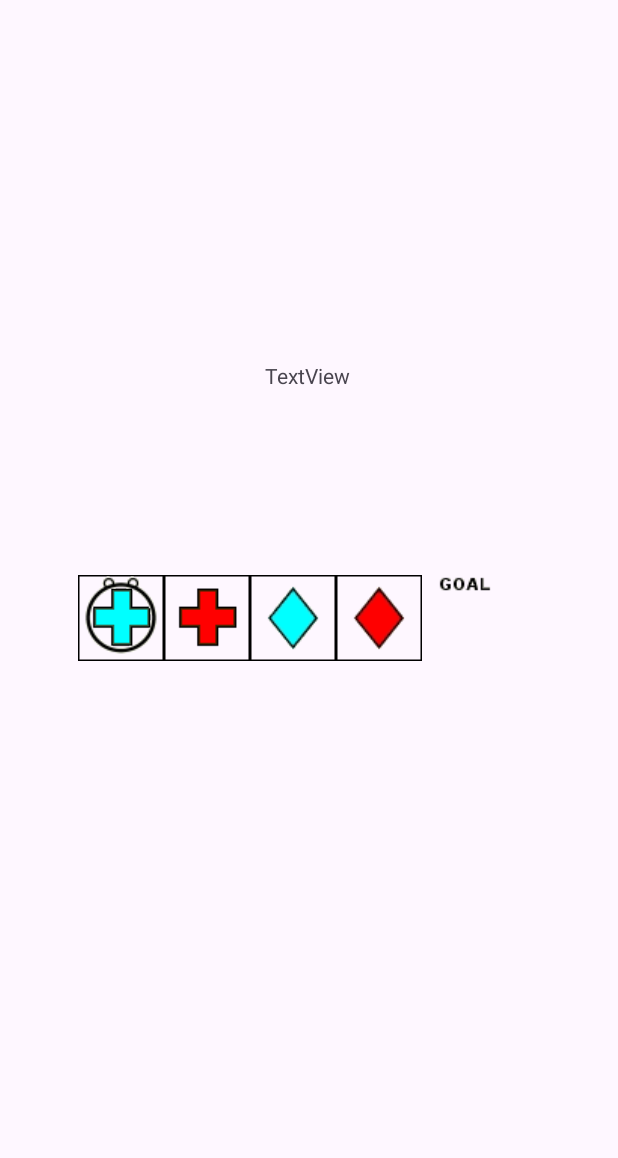
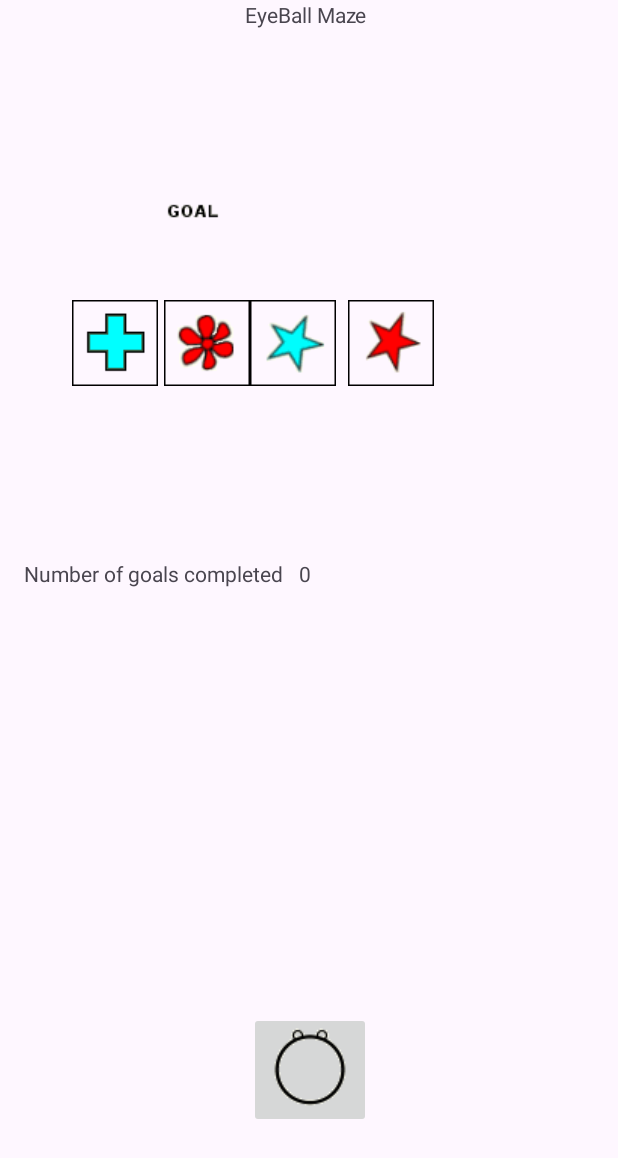
Before and after one commit to KeaganErasmus/BCDEJava, an Android app: the screen it shows after launch (MainActivity), on a phone screen of 412 x 824 dp. Shown: the top 1158 px of the screen. Run offline under Robolectric (Android 15) with nearby library versions, the phone set to English and light mode, and no system bars.

Commit message:
working on ass3

```diff
--- a/Ass3/app/src/main/java/com/example/eyeball/MainActivity.java
+++ b/Ass3/app/src/main/java/com/example/eyeball/MainActivity.java
@@ -2,18 +2,111 @@ package com.example.eyeball;
 
 import androidx.appcompat.app.AppCompatActivity;
 
+import android.graphics.Bitmap;
+import android.graphics.BitmapFactory;
+import android.graphics.Canvas;
 import android.os.Bundle;
 import android.view.View;
+import android.widget.ImageButton;
 import android.widget.ImageView;
+import android.widget.TextView;
 import android.widget.Toast;
 
+import java.util.Arrays;
+import java.util.HashSet;
+import java.util.Set;
+
 public class MainActivity extends AppCompatActivity {
+
+    final Maze maze = new Maze();
+    final ImageView[] imageViews = new ImageView[5];
+    final int[] imageSrcs = new int[5];
+
+//    Goal
+    public int goal = 0;
+
     @Override
     protected void onCreate(Bundle savedInstanceState) {
         super.onCreate(savedInstanceState);
         setContentView(R.layout.activity_main);
+
+        imageViews[0] = findViewById(R.id.imageView1);
+        imageViews[1] = findViewById(R.id.imageView2);
+        imageViews[2] = findViewById(R.id.imageView3);
+        imageViews[3] = findViewById(R.id.imageView4);
+        imageViews[4] = findViewById(R.id.imageView5);
+
+        imageSrcs[0] = R.drawable.b_cross;
+        imageSrcs[1] = R.drawable.r_flower;
+        imageSrcs[2] = R.drawable.b_star;
+        imageSrcs[3] = R.drawable.r_star;
+        imageSrcs[4] = R.drawable.goal;
     }
-    public void move(View view){
-        Toast.makeText(this, "Goal", Toast.LENGTH_SHORT).show();
+
+    private void setPlayerInMaze(int location){
+        Bitmap image1 = BitmapFactory.decodeResource(getResources(), imageSrcs[location]);
+        Bitmap image2 = BitmapFactory.decodeResource(getResources(), R.drawable.eyes_up);
+        Bitmap mergedImages = createSingleImageFromMultipleImages(image1, image2);
+        imageViews[location].setImageBitmap(mergedImages);
+    }
+    public void onClickToStart(View view) {
+        ImageButton imageButton = (ImageButton) view;
+        imageButton.setImageResource(android.R.color.transparent);
+
+        int currentLocationPlayer = maze.getPlayerPos();
+        setPlayerInMaze(currentLocationPlayer);
+    }
+
+    private int getLocationImageView(ImageView imageView) {
+        String name = getResources().getResourceEntryName(imageView.getId());
+        name = name.replace("imageView", "");
+        return Integer.parseInt(name) - 1;
+    }
+
+    public void onClickToMove(View view) {
+        ImageView nextImageView = (ImageView) view;
+
+        if (!isMoveable(maze.getPlayerPos(), getLocationImageView(nextImageView)))
+            return;
+
+        imageViews[maze.getPlayerPos()].setImageBitmap(BitmapFactory.decodeResource(getResources(), imageSrcs[maze.getPlayerPos()]));
+        maze.setPlayerPos(getLocationImageView(nextImageView));
+
+        int currentLocationPlayer = maze.getPlayerPos();
+        setPlayerInMaze(currentLocationPlayer);
+
+        if(currentLocationPlayer == 4){
+            addGoal();
+            setGoalCount();
+            Toast.makeText(this, "You Win!", Toast.LENGTH_SHORT).show();
+        }
+    }
+
+    private Bitmap createSingleImageFromMultipleImages(Bitmap firstImage, Bitmap secondImage) {
+        Bitmap result = Bitmap.createBitmap(secondImage.getWidth(), secondImage.getHeight(), secondImage.getConfig());
+        Canvas canvas = new Canvas(result);
+        canvas.drawBitmap(firstImage, 10f, 10f, null);
+        canvas.drawBitmap(secondImage, 10, 10, null);
+        return result;
+    }
+
+    private boolean isMoveable(int currentLocationPlayer, int destination) {
+        Set<String> current = new HashSet<>(Arrays.asList(maze.getMaze()[currentLocationPlayer].split("")));
+        Set<String> des = new HashSet<>(Arrays.asList(maze.getMaze()[destination].split("")));
+        current.remove("");
+        des.remove("");
+
+        current.retainAll(des);
+
+        return !current.isEmpty();
+    }
+
+    private void addGoal(){
+        goal += 1;
+    }
+
+    private void setGoalCount(){
+        TextView text=(TextView)findViewById(R.id.goalCount);
+        text.setText(String.valueOf(goal));
     }
 }
--- /dev/null
+++ b/Ass3/app/src/main/java/com/example/eyeball/Maze.java
@@ -0,0 +1,30 @@
+package com.example.eyeball;
+
+public class Maze {
+    private String[] maze;
+    private int playerPos;
+
+    public Maze() {
+        maze = new String[5];
+        maze[0] = "a1";
+        maze[1] = "b3";
+        maze[2] = "a2";
+        maze[3] = "b2";
+        maze[4] = "c3";
+
+        playerPos = 0;
+    }
+
+    public int getPlayerPos() {
+        return this.playerPos;
+    }
+
+    public void setPlayerPos(int playerPos) {
+        this.playerPos = playerPos;
+    }
+
+    public String[] getMaze() {
+        return this.maze;
+    }
+
+}
--- a/Ass3/app/src/main/res/layout/activity_main.xml
+++ b/Ass3/app/src/main/res/layout/activity_main.xml
@@ -4,76 +4,122 @@
     xmlns:tools="http://schemas.android.com/tools"
     android:layout_width="match_parent"
     android:layout_height="match_parent"
-    tools:context=".MainActivity">
+    tools:context=".MainActivity"
+    tools:layout_editor_absoluteX="0dp"
+    tools:layout_editor_absoluteY="-161dp">
 
     <TextView
         android:id="@+id/textView"
         android:layout_width="wrap_content"
         android:layout_height="wrap_content"
-        android:text="@string/textview"
+        android:text="@string/app_name"
         app:layout_constraintBottom_toBottomOf="parent"
         app:layout_constraintEnd_toEndOf="parent"
-        app:layout_constraintHorizontal_bias="0.498"
+        app:layout_constraintHorizontal_bias="0.493"
         app:layout_constraintStart_toStartOf="parent"
         app:layout_constraintTop_toTopOf="parent"
-        app:layout_constraintVertical_bias="0.299"
+        app:layout_constraintVertical_bias="0.0"
         tools:text="Eyeball Maze" />
 
     <ImageView
-        android:id="@+id/imageView"
+        android:id="@+id/imageView1"
         android:layout_width="wrap_content"
         android:layout_height="wrap_content"
-        android:layout_marginStart="52dp"
+        android:layout_marginStart="48dp"
+        android:contentDescription="@string/start"
+        android:onClick="onClickToMove"
         app:layout_constraintBottom_toBottomOf="parent"
         app:layout_constraintStart_toStartOf="parent"
         app:layout_constraintTop_toTopOf="parent"
+        app:layout_constraintVertical_bias="0.261"
         app:srcCompat="@drawable/b_cross" />
 
     <ImageView
-        android:id="@+id/Goal"
+        android:id="@+id/imageView5"
         android:layout_width="wrap_content"
         android:layout_height="wrap_content"
+        android:layout_marginStart="100dp"
+        android:contentDescription="@string/goal"
+        android:onClick="onClickToMove"
         app:layout_constraintBottom_toBottomOf="parent"
-        app:layout_constraintStart_toEndOf="@+id/imageView5"
+        app:layout_constraintStart_toStartOf="parent"
         app:layout_constraintTop_toTopOf="parent"
-        app:srcCompat="@drawable/goal"
-       />
+        app:layout_constraintVertical_bias="0.176"
+        app:srcCompat="@drawable/goal" />
+
+    <ImageView
+        android:id="@+id/imageView3"
+        android:layout_width="wrap_content"
+        android:layout_height="wrap_content"
+        android:contentDescription="TODO"
+        android:onClick="onClickToMove"
+        app:layout_constraintBottom_toBottomOf="parent"
+        app:layout_constraintEnd_toEndOf="parent"
+        app:layout_constraintHorizontal_bias="0.0"
+        app:layout_constraintStart_toEndOf="@+id/imageView2"
+        app:layout_constraintTop_toTopOf="parent"
+        app:layout_constraintVertical_bias="0.261"
+        app:srcCompat="@drawable/b_star" />
 
     <ImageView
         android:id="@+id/imageView4"
         android:layout_width="wrap_content"
         android:layout_height="wrap_content"
+        android:layout_marginStart="8dp"
+        android:contentDescription="TODO"
+        android:onClick="onClickToMove"
         app:layout_constraintBottom_toBottomOf="parent"
-        app:layout_constraintStart_toEndOf="@+id/imageView2"
+        app:layout_constraintStart_toEndOf="@+id/imageView3"
         app:layout_constraintTop_toTopOf="parent"
-        app:srcCompat="@drawable/b_diamond" />
-
-    <ImageView
-        android:id="@+id/imageView5"
-        android:layout_width="wrap_content"
-        android:layout_height="wrap_content"
-        app:layout_constraintBottom_toBottomOf="parent"
-        app:layout_constraintStart_toEndOf="@+id/imageView4"
-        app:layout_constraintTop_toTopOf="parent"
-        app:srcCompat="@drawable/r_diamond" />
+        app:layout_constraintVertical_bias="0.261"
+        app:srcCompat="@drawable/r_star" />
 
     <ImageView
         android:id="@+id/imageView2"
         android:layout_width="wrap_content"
         android:layout_height="wrap_content"
+        android:layout_marginStart="4dp"
+        android:contentDescription="TODO"
+        android:onClick="onClickToMove"
         app:layout_constraintBottom_toBottomOf="parent"
-        app:layout_constraintStart_toEndOf="@+id/imageView"
+        app:layout_constraintStart_toEndOf="@+id/imageView1"
         app:layout_constraintTop_toTopOf="parent"
-        app:srcCompat="@drawable/r_cross" />
+        app:layout_constraintVertical_bias="0.261"
+        app:srcCompat="@drawable/r_flower" />
 
-    <ImageView
-        android:id="@+id/Player"
+    <ImageButton
+        android:id="@+id/imageButton"
         android:layout_width="wrap_content"
         android:layout_height="wrap_content"
-        app:layout_constraintBottom_toBottomOf="@+id/imageView"
-        app:layout_constraintStart_toStartOf="@+id/imageView"
-        app:layout_constraintTop_toTopOf="@+id/imageView"
-        app:srcCompat="@drawable/eyes_up"
-        tools:ignore="MissingConstraints" />
+        android:layout_marginBottom="72dp"
+        android:contentDescription="@string/start"
+        android:onClick="onClickToStart"
+        app:layout_constraintBottom_toBottomOf="parent"
+        app:layout_constraintEnd_toEndOf="parent"
+        app:layout_constraintHorizontal_bias="0.503"
+        app:layout_constraintStart_toStartOf="parent"
+        app:srcCompat="@drawable/eyes_up" />
+
+    <TextView
+        android:id="@+id/goalCount"
+        android:layout_width="wrap_content"
+        android:layout_height="wrap_content"
+        android:layout_marginBottom="432dp"
+        android:text="@string/goalCount"
+        app:layout_constraintBottom_toBottomOf="parent"
+        app:layout_constraintEnd_toEndOf="parent"
+        app:layout_constraintHorizontal_bias="0.051"
+        app:layout_constraintStart_toEndOf="@+id/goalCountText" />
+
+    <TextView
+        android:id="@+id/goalCountText"
+        android:layout_width="wrap_content"
+        android:layout_height="wrap_content"
+        android:layout_marginBottom="432dp"
+        android:text="@string/goalCountText"
+        app:layout_constraintBottom_toBottomOf="parent"
+        app:layout_constraintEnd_toEndOf="parent"
+        app:layout_constraintHorizontal_bias="0.067"
+        app:layout_constraintStart_toStartOf="parent" />
 
 </androidx.constraintlayout.widget.ConstraintLayout>
--- a/Ass3/app/src/main/res/values/strings.xml
+++ b/Ass3/app/src/main/res/values/strings.xml
@@ -1,9 +1,13 @@
 <resources>
-    <string name="app_name">EyeBall</string>
+    <string name="app_name">EyeBall Maze</string>
     <string name="textview">TextView</string>
     <string name="img1">donut</string>
     <string name="img2">start</string>
     <string name="img3">stop</string>
     <string name="img4">donutt</string>
     <string name="img5">donutttt</string>
+    <string name="start">start</string>
+    <string name="goal">Goal</string>
+    <string name="goalCount">0</string>
+    <string name="goalCountText">Number of goals completed</string>
 </resources>
```
